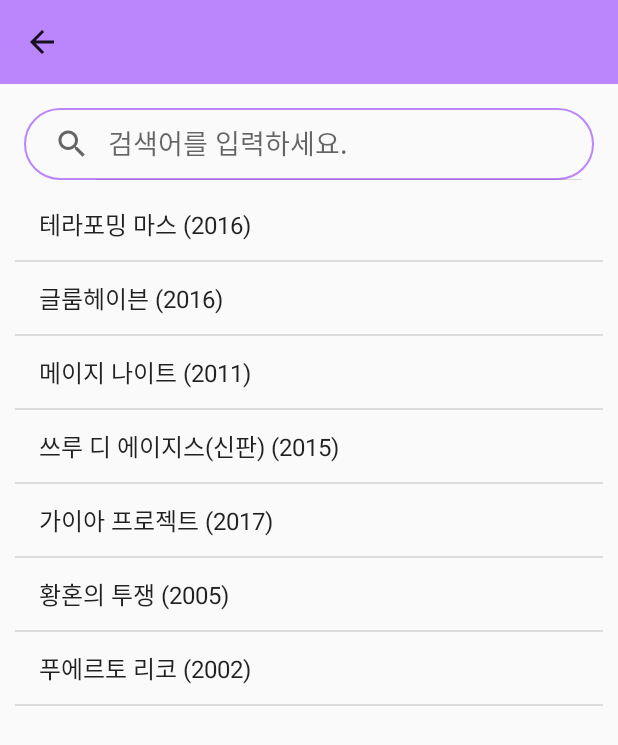
After one commit to NyangX4/BoardGameApp_android, an Android app: the SearchActivity screen opened directly, with no data from a screen before it, on a phone screen of 412 x 824 dp. The commit adds this screen. Shown: the top 745 px of the screen. Run offline under Robolectric (Android 15) with nearby library versions, the phone set to English and light mode, and no system bars; our stand-ins replace data binding.

Commit message:
implement search activity

```diff
--- /dev/null
+++ b/app/src/main/java/com/example/boardgame/SearchActivity.kt
@@ -0,0 +1,62 @@
+package com.example.boardgame
+
+import android.app.SearchManager
+import android.content.Intent
+import androidx.appcompat.app.AppCompatActivity
+import android.os.Bundle
+import android.widget.AdapterView
+import android.widget.ArrayAdapter
+import android.widget.SearchView
+import android.widget.Toast
+import androidx.core.content.ContextCompat
+import androidx.databinding.DataBindingUtil
+import com.example.boardgame.data.DummyRepository
+import com.example.boardgame.databinding.ActivitySearchBinding
+
+class SearchActivity : AppCompatActivity() {
+    private lateinit var binding : ActivitySearchBinding
+
+    override fun onCreate(savedInstanceState: Bundle?) {
+        super.onCreate(savedInstanceState)
+        binding = DataBindingUtil.setContentView(this, R.layout.activity_search)
+
+        // toolbar
+        setSupportActionBar(binding.searchToolbar)
+        supportActionBar?.apply {
+            title = ""
+            setDisplayHomeAsUpEnabled(true)
+        }
+
+        // search
+        val searchListView = binding.searchListview
+        val titles = DummyRepository.getTitleList()
+        val adapter : ArrayAdapter<String?> = ArrayAdapter(this, android.R.layout.simple_list_item_1, titles)
+        searchListView.adapter = adapter
+        searchListView.onItemClickListener = AdapterView.OnItemClickListener{ parent, view, position, id ->
+            val intent = Intent(binding.root.context, DetailActivity::class.java)
+            intent.putExtra("id", DummyRepository.getId(parent?.getItemAtPosition(position).toString()))
+            ContextCompat.startActivity(binding.root.context, intent, null)
+            finish()
+        }
+
+        binding.searchSearchview.setOnQueryTextListener(object : SearchView.OnQueryTextListener {
+            override fun onQueryTextSubmit(query: String?): Boolean {
+                binding.searchSearchview.clearFocus()
+                if (titles.contains(query)) adapter.filter.filter(query)
+                else Toast.makeText(applicationContext, "Item not found", Toast.LENGTH_LONG).show()
+
+                return false
+            }
+
+            override fun onQueryTextChange(newText: String?): Boolean {
+                adapter.filter.filter(newText)
+                return true
+            }
+        })
+    }
+
+    override fun onSupportNavigateUp(): Boolean {
+        onBackPressed()
+        return true
+    }
+}
--- a/app/src/main/java/com/example/boardgame/data/DummyRepository.kt
+++ b/app/src/main/java/com/example/boardgame/data/DummyRepository.kt
@@ -7,35 +7,58 @@ import com.example.boardgame.model.BoardGames
 
 object DummyRepository {
     private val dummyDataList = listOf(
-            BoardGames(1, R.drawable.terraforming_mars, "테라포밍 마스 (2016)", 2.93f, 146, 560,
+        BoardGames(
+            1, R.drawable.terraforming_mars, "테라포밍 마스 (2016)", 2.93f, 146, 560,
             listOf("SF", "경제", "산업/제조", "영토건설", "환경"), "1~5인 (3~4인 추천)", "90~120분", "12세 이상",
-                    "전략게임", "https://bit.ly/3ndxE3U", 8.42f, listOf(1, 2)),
+            "전략게임", "https://bit.ly/3ndxE3U", 8.42f, listOf(1, 2)
+        ),
 
-            BoardGames(2, R.drawable.gloom_haven, "글룸헤이븐 (2016)", 3.25f, 47, 113,
+        BoardGames(
+            2, R.drawable.gloom_haven, "글룸헤이븐 (2016)", 3.25f, 47, 113,
             listOf("모험", "경제", "판타지", "전투"), "1~4명 (3인 추천)", "60~120분", "12세 이상",
-                    "테마게임", "https://bit.ly/35mZ0i5", 7.43f, listOf(1, 5, 7)),
+            "테마게임", "https://bit.ly/35mZ0i5", 7.43f, listOf(1, 5, 7)
+        ),
 
-            BoardGames(3, R.drawable.mage_knight, "메이지 나이트 (2011)", 4.43f, 74, 214,
+        BoardGames(
+            3, R.drawable.mage_knight, "메이지 나이트 (2011)", 4.43f, 74, 214,
             listOf("모험", "전투", "탐험", "판타지"), "1~4명 (1~3명, 1~2인 추천)", "150분", "14세 이상",
-                    "전략/테마게임", "https://bit.ly/2JYPwlE", 5.32f, listOf(4)),
+            "전략/테마게임", "https://bit.ly/2JYPwlE", 5.32f, listOf(4)
+        ),
 
-            BoardGames(4, R.drawable.through_the_ages, "쓰루 디 에이지스(신판) (2015)", 4.14f, 54, 242,
+        BoardGames(
+            4, R.drawable.through_the_ages, "쓰루 디 에이지스(신판) (2015)", 4.14f, 54, 242,
             listOf("문명", "경제"), "2~4명", "240분", "12세 이상",
-                    "전략게임", "https://bit.ly/3pZAg7f", 6.48f, listOf()),
+            "전략게임", "https://bit.ly/3pZAg7f", 6.48f, listOf()
+        ),
 
-            BoardGames(5, R.drawable.gaia_project, "가이아 프로젝트 (2017)", 4.22f, 52, 277,
+        BoardGames(
+            5, R.drawable.gaia_project, "가이아 프로젝트 (2017)", 4.22f, 52, 277,
             listOf("문명", "경제", "판타지", "테라포밍"), "1~4명 (4인 추천)", "60~150분", "12세 이상",
-                    "전략게임", "https://bit.ly/3s48d8u", 7.23f, listOf(4, 8, 1, 3)),
+            "전략게임", "https://bit.ly/3s48d8u", 7.23f, listOf(4, 8, 1, 3)
+        ),
 
-            BoardGames(6, R.drawable.twilight_struggle, "황혼의 투쟁 (2005)", 3.76f, 125, 389,
+        BoardGames(
+            6, R.drawable.twilight_struggle, "황혼의 투쟁 (2005)", 3.76f, 125, 389,
             listOf("현대전", "정치", "워게임"), "2명", "180분", "13세 이상",
-                    "전략/워게임", "https://bit.ly/2LfIXLU", 5.89f, listOf()),
+            "전략/워게임", "https://bit.ly/2LfIXLU", 5.89f, listOf()
+        ),
 
-            BoardGames(7, R.drawable.puerto_rico, "푸에르토 리코 (2002)", 2.89f, 137, 560,
+        BoardGames(
+            7, R.drawable.puerto_rico, "푸에르토 리코 (2002)", 2.89f, 137, 560,
             listOf("도시건설", "경제", "농사"), "2~5명 (4인 추천)", "90~150분", "12세 이상",
-                    "전략게임", "https://bit.ly/3s1qYtk", 6.77f, listOf())
+            "전략게임", "https://bit.ly/3s1qYtk", 6.77f, listOf()
+        )
     )
 
     fun getList() = dummyDataList
     fun getItem(id: Int): BoardGames? = dummyDataList.find { it.id == id }
+    fun getId(title : String) : Int? = dummyDataList.find { it.gameTitle == title }?.id
+    fun getTitleList() : MutableList<String?> {
+        var titles = mutableListOf<String?>()
+        for(item in dummyDataList) {
+            titles.add(item.gameTitle)
         }
+
+        return titles
+    }
+}
--- /dev/null
+++ b/app/src/main/res/drawable/searchview_outline.xml
@@ -0,0 +1,8 @@
+<?xml version="1.0" encoding="utf-8"?>
+<shape xmlns:android="http://schemas.android.com/apk/res/android">
+    <stroke
+        android:width="1dp"
+        android:color="@color/purple_200"/>
+    <corners
+        android:radius="30dp" />
+</shape>
--- /dev/null
+++ b/app/src/main/res/layout/activity_search.xml
@@ -0,0 +1,46 @@
+<?xml version="1.0" encoding="utf-8"?>
+<layout xmlns:android="http://schemas.android.com/apk/res/android"
+    xmlns:app="http://schemas.android.com/apk/res-auto"
+    xmlns:tools="http://schemas.android.com/tools">
+
+    <LinearLayout
+        android:layout_width="match_parent"
+        android:layout_height="match_parent"
+        tools:context=".SearchActivity"
+        android:orientation="vertical" >
+
+        <androidx.appcompat.widget.Toolbar
+            android:id="@+id/search_toolbar"
+            android:layout_width="match_parent"
+            android:layout_height="wrap_content"
+            android:background="@color/purple_200"
+            android:minHeight="?attr/actionBarSize"
+            android:theme="?attr/actionBarTheme" />
+
+        <SearchView
+            android:id="@+id/search_searchview"
+            android:layout_width="match_parent"
+            android:layout_height="wrap_content"
+            android:layout_marginStart="16dp"
+            android:layout_marginLeft="16dp"
+            android:layout_marginTop="16dp"
+            android:layout_marginEnd="16dp"
+            android:layout_marginRight="16dp"
+            android:iconifiedByDefault="false"
+            android:queryHint="검색어를 입력하세요."
+            android:background="@drawable/searchview_outline"
+            app:layout_constraintTop_toBottomOf="@+id/search_toolbar" />
+
+        <ListView
+            android:id="@+id/search_listview"
+            android:layout_width="match_parent"
+            android:layout_height="match_parent"
+            android:layout_marginStart="10dp"
+            android:layout_marginLeft="10dp"
+            android:layout_marginTop="5dp"
+            android:layout_marginEnd="10dp"
+            android:layout_marginRight="10dp" />
+
+    </LinearLayout>
+
+</layout>
--- a/app/src/main/res/values/strings.xml
+++ b/app/src/main/res/values/strings.xml
@@ -9,4 +9,5 @@
     <string name="rate">평가</string>
     <string name="similar">비슷한 게임</string>
     <string name="rate_preview">$60 Excepteur occacat cupidata Entire home/apt, 1 bed</string>
+    <string name="search_hint">Search board games</string>
 </resources>
--- /dev/null
+++ b/app/src/main/res/xml/searchable.xml
@@ -0,0 +1,5 @@
+<?xml version="1.0" encoding="utf-8"?>
+
+<searchable xmlns:android="http://schemas.android.com/apk/res/android"
+    android:label="@string/app_name"
+    android:hint="@string/search_hint" />
```
Also changed, not shown: app/src/main/AndroidManifest.xml (+16 -2 lines), app/src/main/java/com/example/boardgame/DetailActivity.kt (+12 -2 lines), app/src/main/java/com/example/boardgame/MainActivity.kt (+31 -0 lines), app/src/main/java/com/example/boardgame/SearchResultActivity.kt (added, +13 -0 lines), app/src/main/res/layout/activity_main.xml (+0 -23 lines), app/src/main/res/layout/activity_searchresult.xml (added, +9 -0 lines), app/src/main/res/menu/main_menu.xml (added, +17 -0 lines). Lines whose indentation alone changed are shown as unchanged.
